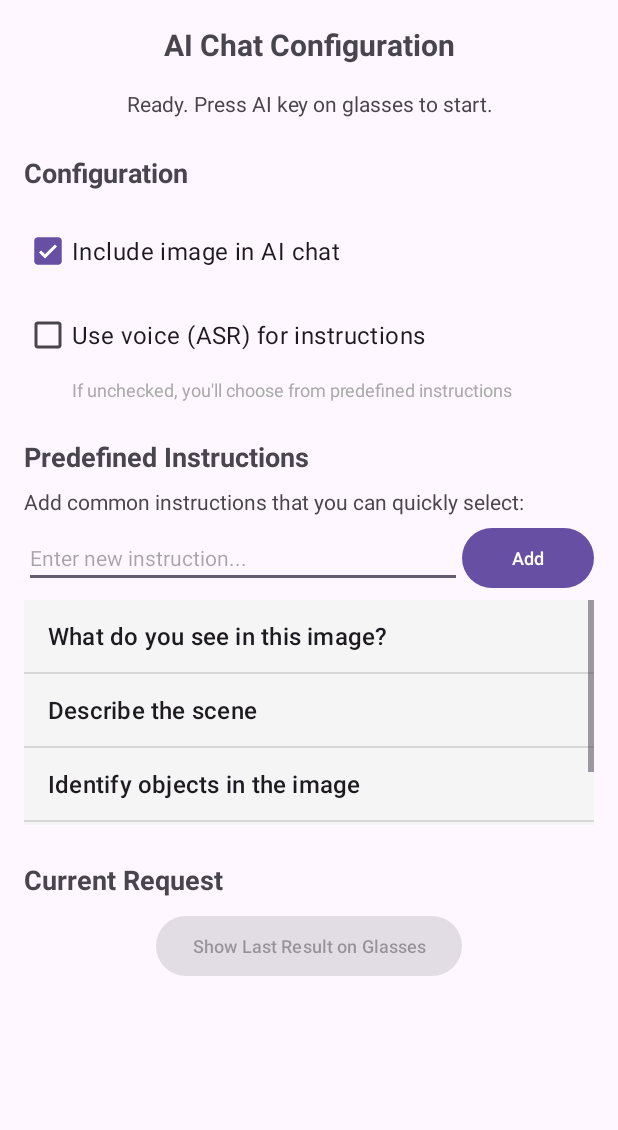
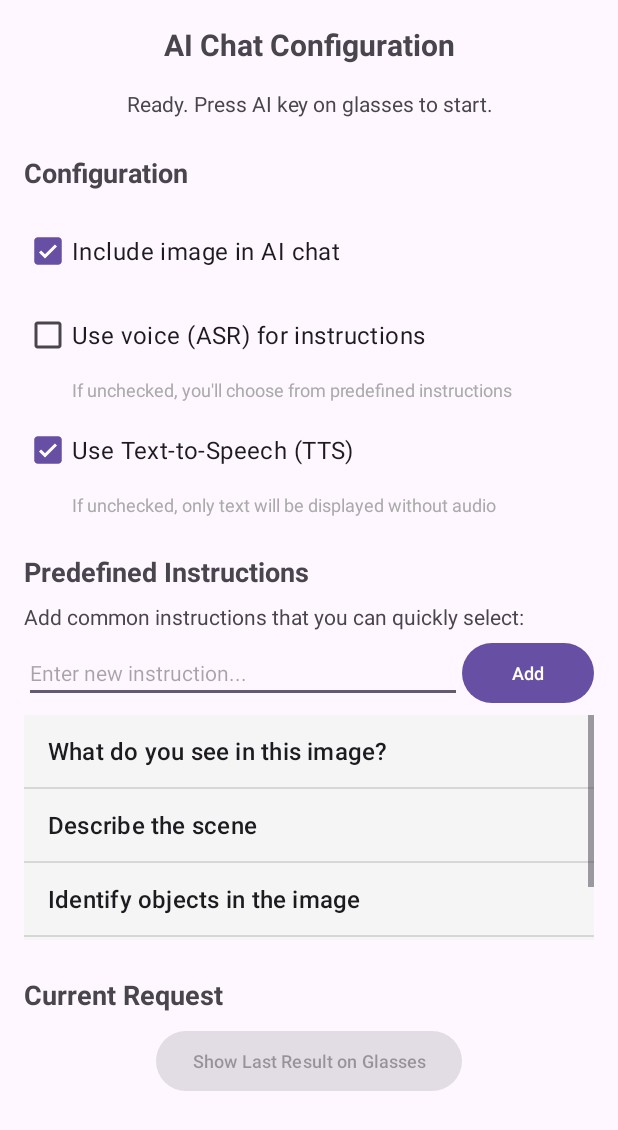
Before and after one commit to ECHO-HELLO-WORLD424/NeuroGlasses, an Android app: the AITestActivity screen opened directly, with no data from a screen before it, on a phone screen of 412 x 824 dp. Shown: the top 1130 px of the screen. Run offline under Robolectric (Android 15) with nearby library versions, the phone set to English and light mode, and no system bars; libraries missing offline, so code that uses them is left out: com.rokid.cxr; 11 statements that could not run were skipped.

Commit message:
You can skip TTS now

```diff
--- a/app/src/main/java/com/patrick/neuroglasses/activities/AITestActivity.kt
+++ b/app/src/main/java/com/patrick/neuroglasses/activities/AITestActivity.kt
@@ -29,6 +29,7 @@ import java.io.File
  * This activity allows users to:
  * - Configure whether to include images in AI chat
  * - Configure whether to use ASR (voice) or predefined instructions
+ * - Configure whether to use Text-to-Speech (TTS) for responses
  * - Manage predefined instructions
  * - Process AI requests when the AI key is pressed on glasses
  */
@@ -40,6 +41,7 @@ class AITestActivity : AppCompatActivity() {
     private lateinit var statusTextView: TextView
     private lateinit var includeImageCheckBox: CheckBox
     private lateinit var useAsrCheckBox: CheckBox
+    private lateinit var useTtsCheckBox: CheckBox
     private lateinit var newInstructionEditText: EditText
     private lateinit var addInstructionButton: Button
     private lateinit var instructionsListView: ListView
@@ -87,6 +89,7 @@ class AITestActivity : AppCompatActivity() {
         statusTextView = findViewById(R.id.statusTextView)
         includeImageCheckBox = findViewById(R.id.includeImageCheckBox)
         useAsrCheckBox = findViewById(R.id.useAsrCheckBox)
+        useTtsCheckBox = findViewById(R.id.useTtsCheckBox)
         newInstructionEditText = findViewById(R.id.newInstructionEditText)
         addInstructionButton = findViewById(R.id.addInstructionButton)
         instructionsListView = findViewById(R.id.instructionsListView)
@@ -210,10 +213,18 @@ class AITestActivity : AppCompatActivity() {
                     // Store the response
                     lastResultText = response
 
-                    // Convert response to speech
-                    updateProcessingStatus("Converting to speech...")
-                    val audioDir = getExternalFilesDir("tts_audio") ?: filesDir
-                    openAIHelper.callTtsAPI(response, audioDir)
+                    // Check if TTS is enabled
+                    if (useTtsCheckBox.isChecked) {
+                        // Convert response to speech
+                        updateProcessingStatus("Converting to speech...")
+                        val audioDir = getExternalFilesDir("tts_audio") ?: filesDir
+                        openAIHelper.callTtsAPI(response, audioDir)
+                    } else {
+                        // Skip TTS, just display the text
+                        updateProcessingStatus("Displaying text (TTS disabled)")
+                        Log.i(appTag, "TTS disabled, displaying text only")
+                        displayResultInCustomUI(response)
+                    }
                 }
             }
 
--- a/app/src/main/res/layout/activity_second.xml
+++ b/app/src/main/res/layout/activity_second.xml
@@ -87,6 +87,32 @@
             app:layout_constraintStart_toStartOf="parent"
             app:layout_constraintTop_toBottomOf="@+id/useAsrCheckBox" />
 
+        <!-- Use TTS Toggle -->
+        <CheckBox
+            android:id="@+id/useTtsCheckBox"
+            android:layout_width="0dp"
+            android:layout_height="wrap_content"
+            android:layout_marginTop="8dp"
+            android:text="Use Text-to-Speech (TTS)"
+            android:checked="true"
+            android:textSize="16sp"
+            app:layout_constraintEnd_toEndOf="parent"
+            app:layout_constraintStart_toStartOf="parent"
+            app:layout_constraintTop_toBottomOf="@+id/asrHintText" />
+
+        <TextView
+            android:id="@+id/ttsHintText"
+            android:layout_width="0dp"
+            android:layout_height="wrap_content"
+            android:layout_marginStart="32dp"
+            android:layout_marginTop="4dp"
+            android:text="If unchecked, only text will be displayed without audio"
+            android:textSize="12sp"
+            android:textColor="@android:color/darker_gray"
+            app:layout_constraintEnd_toEndOf="parent"
+            app:layout_constraintStart_toStartOf="parent"
+            app:layout_constraintTop_toBottomOf="@+id/useTtsCheckBox" />
+
         <!-- Predefined Instructions Section -->
         <TextView
             android:id="@+id/instructionsSectionTitle"
@@ -97,7 +123,7 @@
             android:textSize="18sp"
             android:textStyle="bold"
             app:layout_constraintStart_toStartOf="parent"
-            app:layout_constraintTop_toBottomOf="@+id/asrHintText" />
+            app:layout_constraintTop_toBottomOf="@+id/ttsHintText" />
 
         <TextView
             android:id="@+id/instructionsHint"
```
